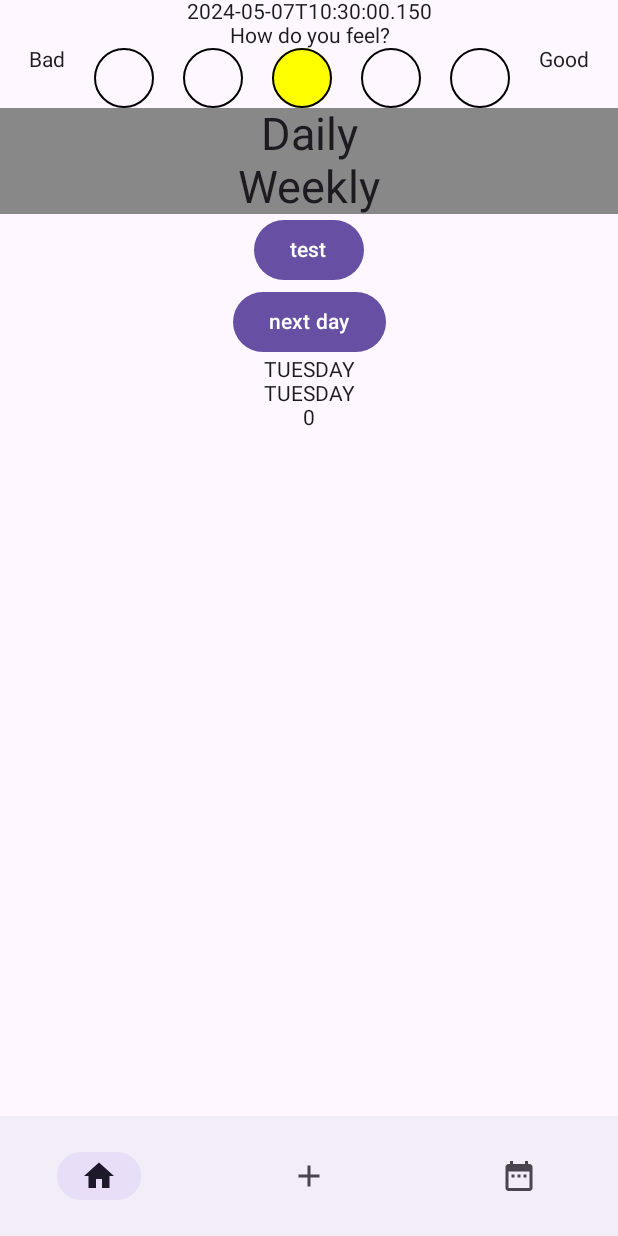
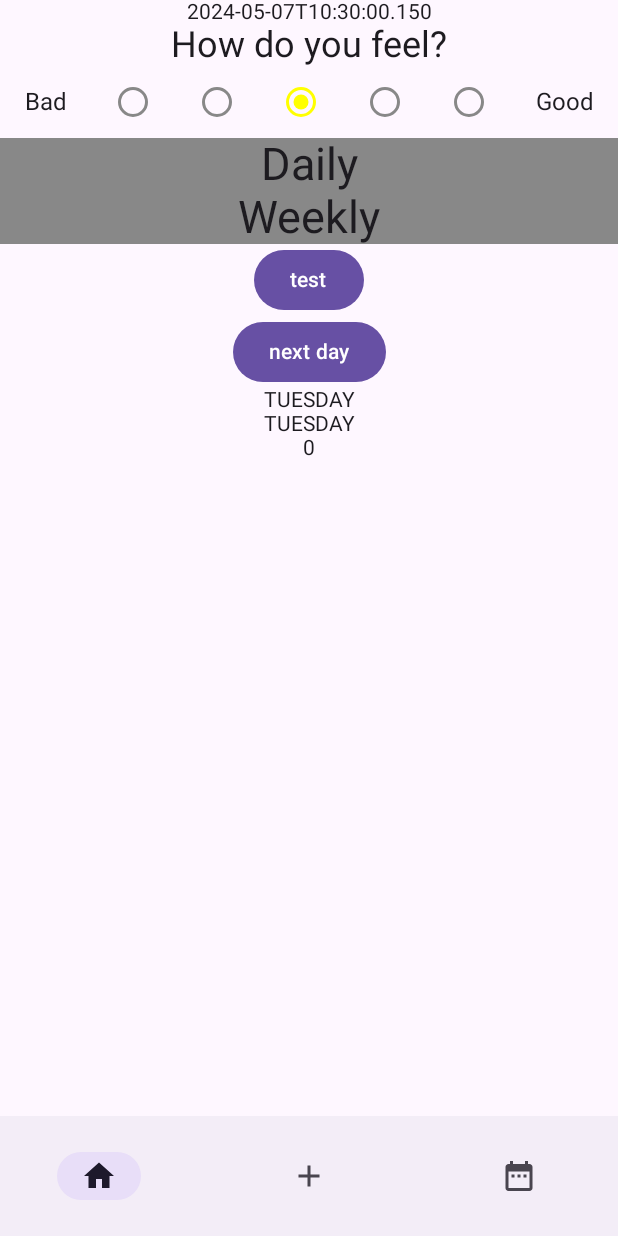
Before and after one commit to SchwarzNikolas/HabitTracker, an Android app built with Jetpack Compose: the screen it shows after launch (MainActivity), on a phone screen of 412 x 824 dp. Run offline under Robolectric (Android 15) with nearby library versions, the phone set to English and light mode, and no system bars; our stand-ins replace Room's generated code; missing, so only their content is drawn: HabitTrackerTheme; 1 statement that could not run was skipped.

Commit message:
changed to radio buttons

```diff
--- a/app/src/main/java/com/example/habittracker/database/HabitDatabase.kt
+++ b/app/src/main/java/com/example/habittracker/database/HabitDatabase.kt
@@ -10,12 +10,10 @@ import androidx.room.RoomDatabase
         Habit::class,
         HabitRecord::class,
         HabitCompletion::class,
-        Mood::class,
         MoodRecord::class],
     version = 1
 )
 abstract class HabitDatabase:RoomDatabase(){
     // defines which daos belongs to this database
     abstract val dao: HabitDao
-    abstract val moodDao: MoodDao
 }
--- a/app/src/main/java/com/example/habittracker/habit/HabitScreen.kt
+++ b/app/src/main/java/com/example/habittracker/habit/HabitScreen.kt
@@ -35,6 +35,8 @@ import androidx.compose.material3.Icon
 import androidx.compose.material3.IconButton
 import androidx.compose.material3.LocalTextStyle
 import androidx.compose.material3.OutlinedButton
+import androidx.compose.material3.RadioButton
+import androidx.compose.material3.RadioButtonDefaults
 import androidx.compose.material3.Text
 import androidx.compose.material3.TextField
 import androidx.compose.material3.TextFieldDefaults
@@ -409,92 +411,48 @@ fun MoodSection(moodState: MoodState, onMoodEvent: (MoodEvent) -> Unit, modifier
         Text(
             text = "How do you feel?",
             textAlign = TextAlign.Center,
-            modifier = Modifier.align(Alignment.CenterHorizontally)
+            modifier = Modifier.align(Alignment.CenterHorizontally),
+            fontSize = 24.sp
         )
         Row(
             modifier = Modifier.fillMaxWidth(),
-            horizontalArrangement = Arrangement.SpaceEvenly
+            horizontalArrangement = Arrangement.SpaceEvenly,
+            verticalAlignment = Alignment.CenterVertically
         ) {
-            Text("Bad")
+            Text(
+                text = "Bad",
+                fontSize = 16.sp
+            )
 
-            // Bad button
-            OutlinedButton(
-                onClick = { onMoodEvent(MoodEvent.BadSelected(MoodType.BAD)) },
-                modifier = Modifier
-                    .size(width = 40.dp, height = 40.dp),
-                border = BorderStroke(1.dp, Color.Black),
-                colors = ButtonDefaults.outlinedButtonColors(
-                    containerColor = if (moodState.selectedMood == MoodType.BAD) Color(moodState.moodColors.getValue(moodState.selectedMood)) else Color.Transparent
-                )
-            ) {}
+            // Mood radio buttons
+            Row(verticalAlignment = Alignment.CenterVertically) {
+                for (moodType in moodState.moods) {
+                    RadioButton(
+                        selected = moodState.selectedMood == moodType,
+                        onClick = {
+                            onMoodEvent(
+                                when (moodType) {
+                                    MoodType.BAD -> MoodEvent.BadSelected(moodType)
+                                    MoodType.SO_SO -> MoodEvent.SoSoSelected(moodType)
+                                    MoodType.OK -> MoodEvent.OkSelected(moodType)
+                                    MoodType.ALRIGHT -> MoodEvent.AlrightSelected(moodType)
+                                    MoodType.GOOD -> MoodEvent.GoodSelected(moodType)
+                                }
+                            )
+                        },
+                        colors = RadioButtonDefaults.colors(
+                            selectedColor = Color(moodType.moodColor),
+                            unselectedColor = Color.Gray,
+                        ),
+                        modifier = Modifier.padding(horizontal = 4.dp)
+                    )
+                }
+            }
 
-            // So_so button
-            OutlinedButton(
-                onClick = { onMoodEvent(MoodEvent.SoSoSelected(MoodType.SO_SO)) },
-                modifier = Modifier
-                    .size(width = 40.dp, height = 40.dp),
-                border = BorderStroke(1.dp, Color.Black),
-                colors = ButtonDefaults.outlinedButtonColors(
-                    containerColor = if (moodState.selectedMood == MoodType.SO_SO) Color(moodState.moodColors.getValue(moodState.selectedMood)) else Color.Transparent
-                )
-            ) {}
-
-            // Ok button
-            OutlinedButton(
-                onClick = { onMoodEvent(MoodEvent.OkSelected(MoodType.OK)) },
-                modifier = Modifier
-                    .size(width = 40.dp, height = 40.dp),
-                border = BorderStroke(1.dp, Color.Black),
-                colors = ButtonDefaults.outlinedButtonColors(
-                    containerColor = if (moodState.selectedMood == MoodType.OK) Color(moodState.moodColors.getValue(moodState.selectedMood)) else Color.Transparent
-                )
-            ) {}
-
-            // Alright button
-            OutlinedButton(
-                onClick = { onMoodEvent(MoodEvent.AlrightSelected(MoodType.ALRIGHT)) },
-                modifier = Modifier
-                    .size(width = 40.dp, height = 40.dp),
-                border = BorderStroke(1.dp, Color.Black),
-                colors = ButtonDefaults.outlinedButtonColors(
-                    containerColor = if (moodState.selectedMood == MoodType.ALRIGHT) Color(moodState.moodColors.getValue(moodState.selectedMood)) else Color.Transparent
-                )
-            ) {}
-
-            // Good button
-            OutlinedButton(
-                onClick = { onMoodEvent(MoodEvent.GoodSelected(MoodType.GOOD)) },
-                modifier = Modifier
-                    .size(width = 40.dp, height = 40.dp),
-                border = BorderStroke(1.dp, Color.Black),
-                colors = ButtonDefaults.outlinedButtonColors(
-                    containerColor = if (moodState.selectedMood == MoodType.GOOD) Color(moodState.moodColors.getValue(moodState.selectedMood)) else Color.Transparent
-                )
-            ) {}
-
-
-            // No logic for now
-            /*repeat(5) { index ->
-                MoodButton(index, onMoodEvent) // can add other things
-            }*/
-            Text("Good")
+            Text(
+                text = "Good",
+                fontSize = 16.sp
+            )
         }
-
-        // Test
-        // Text()
     }
 }
-
-/*@Composable
-fun MoodButton(index: Int, onMoodEvent: (MoodEvent) -> Unit) {
-    // No logic for now
-    OutlinedButton(
-        onClick = { /*TODO*/ },
-        modifier = Modifier
-            .size(width = 40.dp, height = 40.dp),
-        border = BorderStroke(1.dp, Color.Black),
-        colors = ButtonDefaults.outlinedButtonColors(
-            containerColor = Color.White
-        )
-    ) {}
-}*/
--- a/app/src/main/java/com/example/habittracker/mood/MoodState.kt
+++ b/app/src/main/java/com/example/habittracker/mood/MoodState.kt
@@ -3,11 +3,4 @@ package com.example.habittracker.mood
 data class MoodState(
     val moods: List<MoodType> = enumValues<MoodType>().toList(),
     val selectedMood: MoodType = MoodType.OK,
-    val moodColors: Map<MoodType, Long> = mapOf(
-        MoodType.BAD to 0xFFFF0000,
-        MoodType.SO_SO to 0xFFFFA500,
-        MoodType.OK to 0xFFFFFF00,
-        MoodType.ALRIGHT to 0xFF00FF00,
-        MoodType.GOOD to 0xFF008000,
-    )
 )
--- a/app/src/main/java/com/example/habittracker/notification/NotificationService.kt
+++ b/app/src/main/java/com/example/habittracker/notification/NotificationService.kt
@@ -21,7 +21,7 @@ class NotificationService(
             activityIntent,
             PendingIntent.FLAG_IMMUTABLE        // This?
         )
-        val notification = NotificationCompat
+        // val notification = NotificationCompat
     }
 
     companion object {
```
